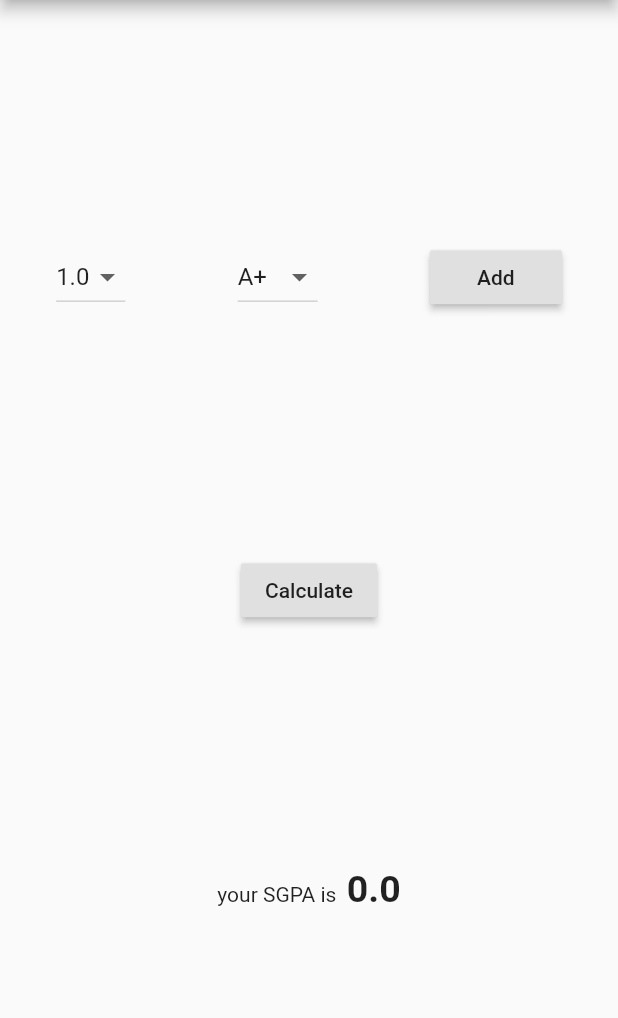
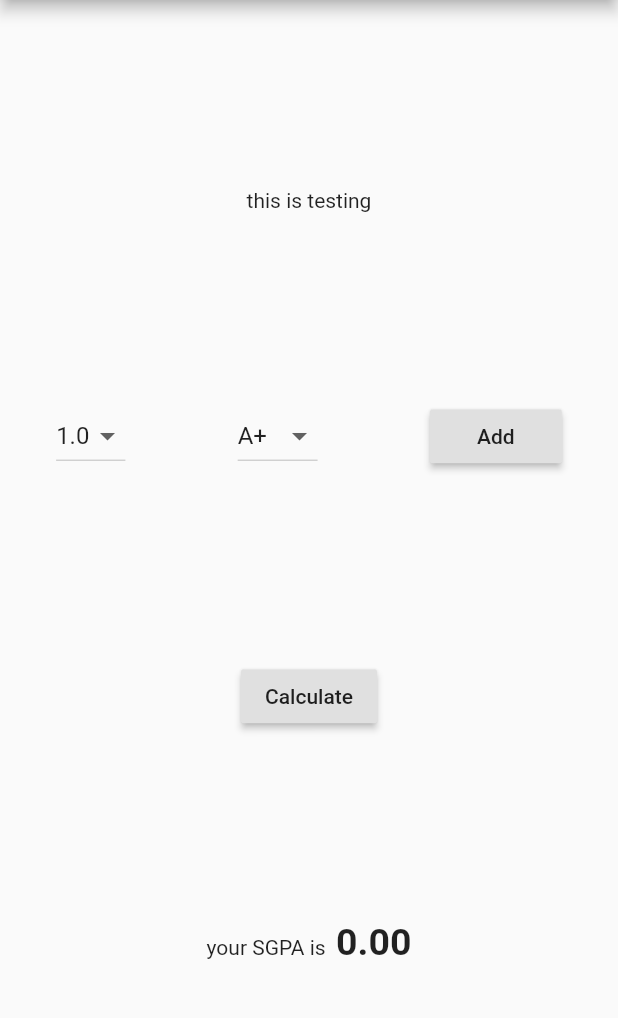
Before and after one commit to chamikaCN/GPAcal, a Flutter app: the screen it shows after launch, on a phone screen of 412 x 824 dp, the part 84-1102 px from its top. Run offline on Flutter 3.47's test engine with Material 2 defaults, Android fonts, the phone set to English and light mode, and no system bars.

```diff
--- a/gpacal_flutter_app/lib/sgpa_calculator.dart
+++ b/gpacal_flutter_app/lib/sgpa_calculator.dart
@@ -1,6 +1,7 @@
 import 'package:flutter/material.dart';
 
 import './module_adder.dart';
+import './details_collector.dart';
 
 class SGPACalculator extends StatefulWidget {
   final List<double> total = [];
@@ -25,6 +26,7 @@ class _SGPACalculatorState extends State<SGPACalculator> {
       mainAxisAlignment: MainAxisAlignment.spaceEvenly,
       crossAxisAlignment: CrossAxisAlignment.center,
       children: <Widget>[
+        DetailsCollector(),
         ModuleAdder(_updateValues),
         RaisedButton(
           onPressed: () {
@@ -42,7 +44,7 @@ class _SGPACalculatorState extends State<SGPACalculator> {
         ),
         Text.rich(TextSpan(text: 'your SGPA is  ', children: <TextSpan>[
           TextSpan(
-              text: '$sgpa',
+              text: sgpa.toStringAsFixed(2),
               style: TextStyle(fontWeight: FontWeight.bold, fontSize: 25.0))
         ])),
       ],
```
